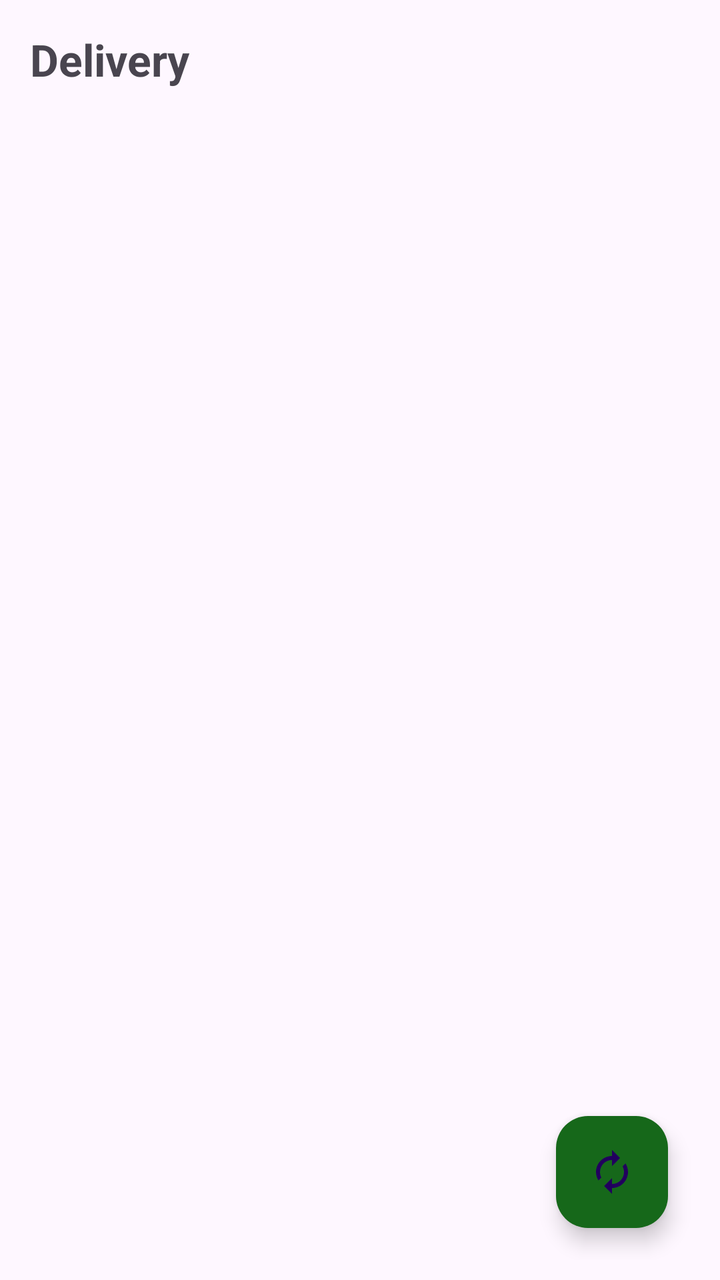
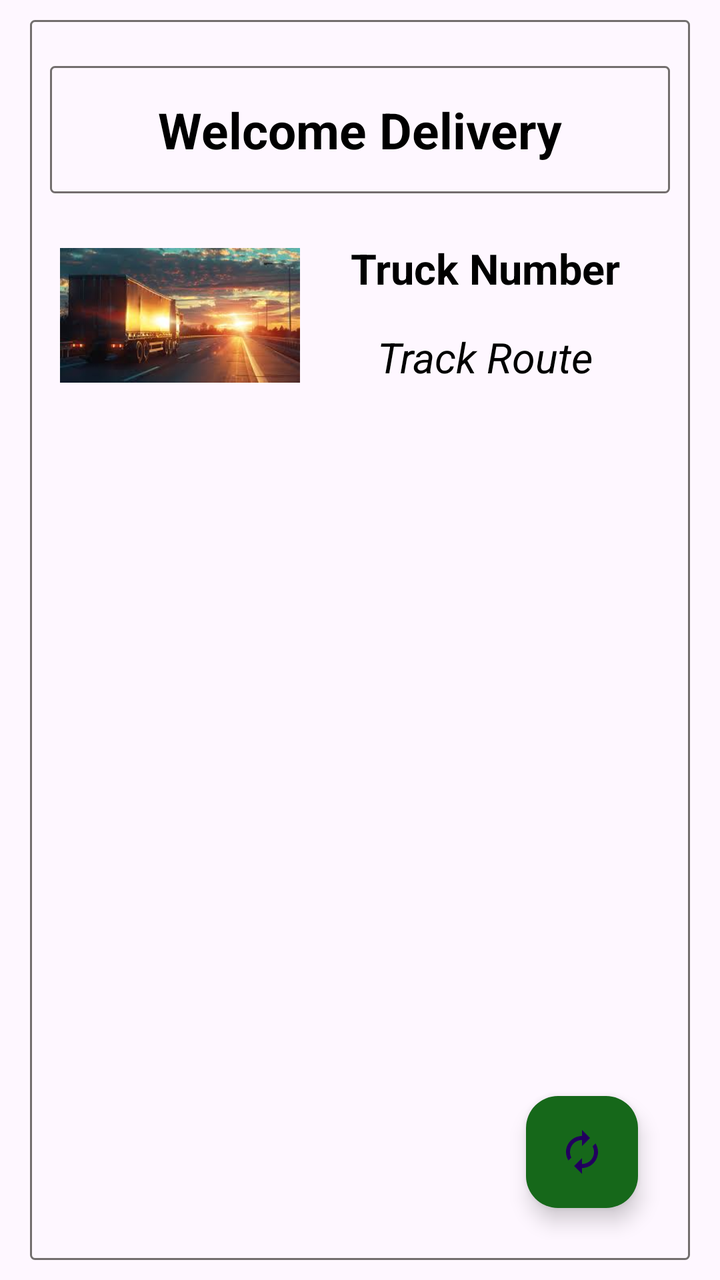

Compare the two renders of this Android layout. The source of the first and the diff that turns it into the second are given below.
<!-- AndroidManifest.xml: application theme Theme.FertiliserDistribution -->
<!-- res/layout/activity_delivery_order_check.xml -->
<?xml version="1.0" encoding="utf-8"?>
<RelativeLayout xmlns:android="http://schemas.android.com/apk/res/android"
    xmlns:app="http://schemas.android.com/apk/res-auto"
    xmlns:tools="http://schemas.android.com/tools"
    android:id="@+id/main"
    android:layout_width="match_parent"
    android:layout_height="match_parent"
    android:padding="10dp"
    tools:context=".Delivery_orderCheck">

    <TextView
        android:id="@+id/order_id"
        android:layout_width="wrap_content"
        android:layout_height="wrap_content"
        android:text="Delivery"
        android:textSize="22sp"
        android:textStyle="bold"
        android:layout_marginTop="5dp"
        android:layout_marginBottom="5dp"
        android:layout_marginLeft="5dp"
        android:layout_marginRight="5dp"
        />

    <androidx.recyclerview.widget.RecyclerView
        android:layout_width="match_parent"
        android:layout_height="match_parent"
        android:layout_marginTop="2dp"
        android:layout_marginStart="10dp"
        android:layout_marginEnd="10dp"
        android:id="@+id/recyclerView"
        android:layout_below="@+id/order_id"
        app:layoutManager="androidx.recyclerview.widget.GridLayoutManager"
        />

    <com.google.android.material.floatingactionbutton.FloatingActionButton
        android:layout_width="wrap_content"
        android:layout_height="wrap_content"
        android:layout_alignParentBottom="true"
        android:layout_alignParentEnd="true"
        android:layout_marginEnd="16dp"
        android:layout_marginBottom="16dp"
        android:src="@drawable/refresh"
        app:backgroundTint="#16681A"
        app:fabSize="normal"
        android:id="@+id/fab"
        android:contentDescription="Refresh button" />

</RelativeLayout>
<!-- resources referenced by this layout -->
<resources>
  <!-- drawable refresh (drawable) -->
  <vector xmlns:android="http://schemas.android.com/apk/res/android"
      android:height="24dp"
      android:tint="#EFF1F4"
      android:viewportHeight="24"
      android:viewportWidth="24"
      android:width="24dp">
        
      <path android:fillColor="@android:color/white"
          android:pathData="M12,6v3l4,-4 -4,-4v3c-4.42,0 -8,3.58 -8,8 0,1.57 0.46,3.03 1.24,4.26L6.7,14.8c-0.45,-0.83 -0.7,-1.79 -0.7,-2.8 0,-3.31 2.69,-6 6,-6zM18.76,7.74L17.3,9.2c0.44,0.84 0.7,1.79 0.7,2.8 0,3.31 -2.69,6 -6,6v-3l-4,4 4,4v-3c4.42,0 8,-3.58 8,-8 0,-1.57 -0.46,-3.03 -1.24,-4.26z"/>
      
  </vector>
  <style name="Theme.FertiliserDistribution" parent="Base.Theme.FertiliserDistribution" />
  <style name="Base.Theme.FertiliserDistribution" parent="Theme.Material3.DayNight.NoActionBar">
          
           <item name="colorPrimary">#4CAF50</item>
              <item name="colorPrimaryVariant">#4CAF50</item>
              <item name="android:statusBarColor">#4CAF50</item>
      </style>
</resources>

<!-- the commit's change to res/layout/activity_delivery_order_check.xml (unified diff, before → after) -->
@@ -5,30 +5,84 @@
     android:id="@+id/main"
     android:layout_width="match_parent"
     android:layout_height="match_parent"
-    android:padding="10dp"
+    android:padding="5dp"
     tools:context=".Delivery_orderCheck">
 
+    <RelativeLayout
+        android:layout_width="wrap_content"
+        android:layout_height="match_parent"
+        android:background="@drawable/topbox_design"
+        android:layout_marginStart="10dp"
+        android:layout_marginEnd="10dp"
+        android:layout_marginTop="10dp"
+        android:layout_centerInParent="true">
+
     <TextView
-        android:id="@+id/order_id"
-        android:layout_width="wrap_content"
+        android:id="@+id/delivery_name"
+        android:layout_width="match_parent"
         android:layout_height="wrap_content"
-        android:text="Delivery"
-        android:textSize="22sp"
+        android:textAlignment="center"
+        android:text="Welcome Delivery"
+        android:textSize="25sp"
+        android:padding="15dp"
+        android:background="@drawable/topbox_design"
         android:textStyle="bold"
-        android:layout_marginTop="5dp"
-        android:layout_marginBottom="5dp"
-        android:layout_marginLeft="5dp"
-        android:layout_marginRight="5dp"
+        android:textColor="@color/black"
+        android:layout_centerHorizontal="true"
+        android:layout_marginTop="13dp"/>
+
+    <com.google.android.material.imageview.ShapeableImageView
+        android:layout_width="120dp"
+        android:layout_height="90dp"
+        android:layout_below="@id/delivery_name"
+        android:layout_marginTop="16dp"
+        android:layout_marginStart="5dp"
+        android:src="@drawable/trcuck"
+        android:id="@+id/truck_pic"
+        android:contentDescription="track" />
+
+    <TextView
+        android:layout_width="match_parent"
+        android:layout_height="wrap_content"
+        android:text="Truck Number"
+        android:textStyle="bold"
+        android:textAlignment="center"
+        android:textSize="21sp"
+        android:textColor="@color/black"
+        android:layout_toRightOf="@id/truck_pic"
+        android:layout_above="@+id/truck_route"
+        android:layout_marginTop="16dp"
+        android:id="@+id/truck_number"
+        android:layout_marginStart="10dp"
+        android:layout_marginEnd="10dp"
+         />
+
+    <TextView
+        android:layout_width="match_parent"
+        android:layout_height="wrap_content"
+        android:text="Track Route"
+        android:textAlignment="center"
+        android:textSize="21sp"
+        android:textColor="@color/black"
+        android:layout_above="@+id/recyclerView"
+        android:layout_marginBottom="10dp"
+        android:layout_toRightOf="@id/truck_pic"
+        android:layout_marginTop="16dp"
+        android:textStyle="italic"
+        android:id="@+id/truck_route"
+        android:layout_marginStart="10dp"
+        android:layout_marginEnd="10dp"
         />
+
 
     <androidx.recyclerview.widget.RecyclerView
         android:layout_width="match_parent"
         android:layout_height="match_parent"
         android:layout_marginTop="2dp"
-        android:layout_marginStart="10dp"
-        android:layout_marginEnd="10dp"
+        android:layout_marginStart="5dp"
+        android:layout_marginEnd="5dp"
         android:id="@+id/recyclerView"
-        android:layout_below="@+id/order_id"
+        android:layout_below="@+id/truck_pic"
         app:layoutManager="androidx.recyclerview.widget.GridLayoutManager"
         />
 
@@ -45,4 +99,6 @@
         android:id="@+id/fab"
         android:contentDescription="Refresh button" />
 
+        </RelativeLayout>
+
 </RelativeLayout>
<!-- resource entries referenced after the edit -->
@@ -1,5 +1,6 @@
 <!-- resources referenced by this layout -->
 <resources>
+  <color name="black">#FF000000</color>
   <!-- drawable refresh (drawable) -->
   <vector xmlns:android="http://schemas.android.com/apk/res/android"
       android:height="24dp"
@@ -12,6 +13,22 @@
           android:pathData="M12,6v3l4,-4 -4,-4v3c-4.42,0 -8,3.58 -8,8 0,1.57 0.46,3.03 1.24,4.26L6.7,14.8c-0.45,-0.83 -0.7,-1.79 -0.7,-2.8 0,-3.31 2.69,-6 6,-6zM18.76,7.74L17.3,9.2c0.44,0.84 0.7,1.79 0.7,2.8 0,3.31 -2.69,6 -6,6v-3l-4,4 4,4v-3c4.42,0 8,-3.58 8,-8 0,-1.57 -0.46,-3.03 -1.24,-4.26z"/>
       
   </vector>
+  <!-- drawable topbox_design (drawable) -->
+  <?xml version="1.0" encoding="utf-8"?>
+  <shape xmlns:android="http://schemas.android.com/apk/res/android">
+      <solid android:color="#00736E6E" />
+      <corners android:radius="2dp" />
+      <stroke
+          android:width="1dp"
+          android:color="#736E6E" />
+      <padding
+          android:bottom="10dp"
+          android:left="10dp"
+          android:right="10dp"
+          android:top="10dp" />
+  
+  </shape>
+  <!-- drawable trcuck: jpg bitmap (drawable, 7846 bytes) -->
   <style name="Theme.FertiliserDistribution" parent="Base.Theme.FertiliserDistribution" />
   <style name="Base.Theme.FertiliserDistribution" parent="Theme.Material3.DayNight.NoActionBar">
           
